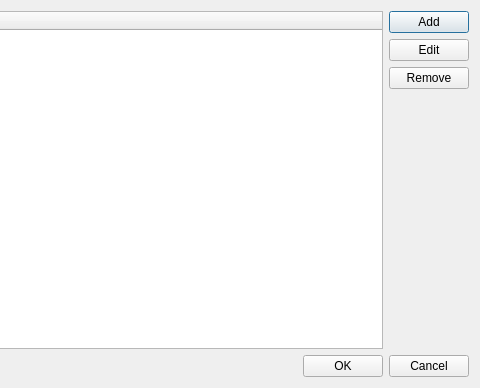
whiteman-kr/u7set, file u7/DialogConnectionsEditor.ui: the form before one commit; both pictures show x 395 to 875 and y 0 to 388 of the 875 by 388 pixel window.
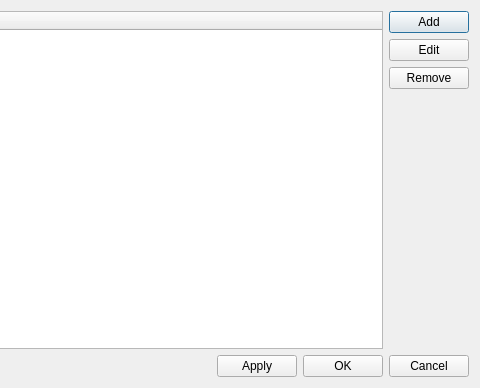
The form after the commit.

Commit message: RPCT-1013, u7: DialogConnectionsEditor is now non-modal window

Patch:
```diff
--- a/u7/DialogConnectionsEditor.ui
+++ b/u7/DialogConnectionsEditor.ui
@@ -106,6 +106,13 @@
          </property>
         </spacer>
        </item>
+       <item>
+        <widget class="QPushButton" name="m_Apply">
+         <property name="text">
+          <string>Apply</string>
+         </property>
+        </widget>
+       </item>
        <item>
         <widget class="QPushButton" name="m_OK">
          <property name="text">
```
The commit also changes 5 other files.
